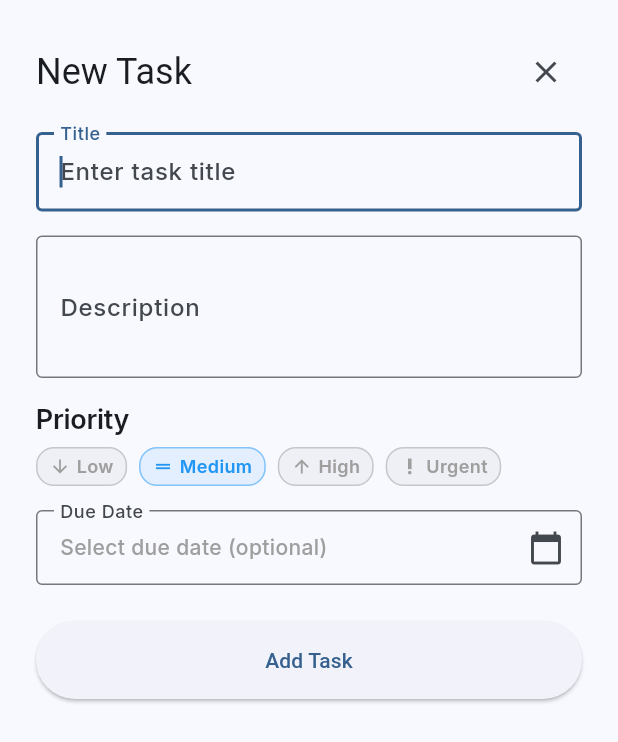
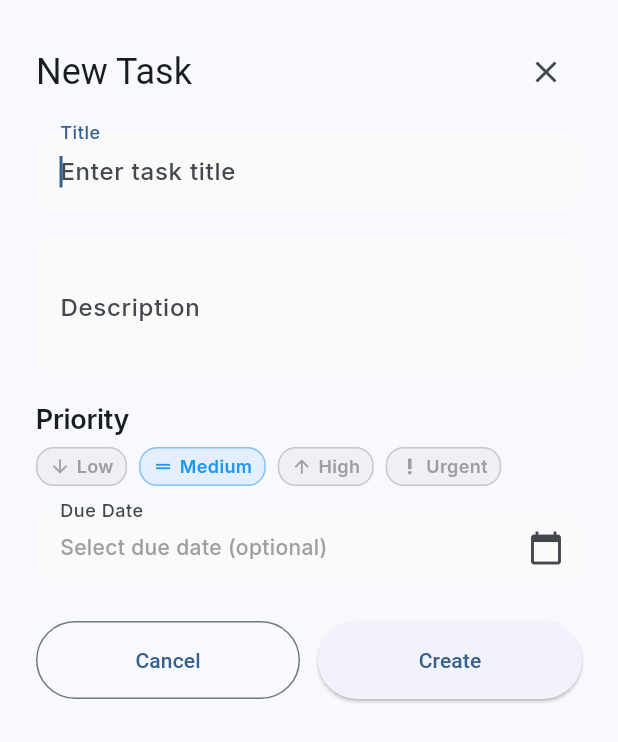
Before and after one commit to PhuHuynhMS/Todo_android, a Flutter app: the AddTaskBottomSheet widget shown alone on an empty page, opened directly, on a phone screen of 412 x 824 dp. Shown: the top 742 px of the screen. Run offline on Flutter 3.47's test engine with Material 3 defaults, Android fonts, the phone set to English and light mode, and no system bars; our stand-ins replace flutter_riverpod, hive, hive_flutter; accounts and stored records are empty; generated files the repository leaves out were written again.

Commit message:
feat: Wrap TaskList in SafeArea and enhance AddTaskBottomSheet layout

```diff
--- a/lib/features/presentation/screens/home_screen.dart
+++ b/lib/features/presentation/screens/home_screen.dart
@@ -37,7 +37,7 @@ class MyHomePage extends ConsumerWidget {
           ),
         ),
       ),
-      body: const TaskList(),
+      body: SafeArea(child: const TaskList()),
       floatingActionButton: _buildAddTaskButton(),
     );
   }
--- a/lib/features/presentation/widgets/add_task_dialog.dart
+++ b/lib/features/presentation/widgets/add_task_dialog.dart
@@ -73,7 +73,8 @@ class _AddTaskBottomSheetState extends ConsumerState<AddTaskBottomSheet> {
 
   @override
   Widget build(BuildContext context) {
-    return Container(
+    return SafeArea(
+      child: Container(
         padding: EdgeInsets.only(
           bottom: MediaQuery.of(context).viewInsets.bottom,
         ),
@@ -89,27 +90,52 @@ class _AddTaskBottomSheetState extends ConsumerState<AddTaskBottomSheet> {
                 mainAxisSize: MainAxisSize.min,
                 crossAxisAlignment: CrossAxisAlignment.start,
                 children: [
-                Row(
+                  _buildHeader(),
+                  const SizedBox(height: 16),
+                  _buildTitleField(),
+                  const SizedBox(height: 16),
+                  _buildDescriptionField(),
+                  const SizedBox(height: 16),
+                  _buildPrioritySection(),
+                  const SizedBox(height: 16),
+                  _buildDueDateField(),
+                  const SizedBox(height: 24),
+                  _buildActionButtons(),
+                ],
+              ),
+            ),
+          ),
+        ),
+      ),
+    );
+  }
+
+  Widget _buildHeader() {
+    return Row(
       mainAxisAlignment: MainAxisAlignment.spaceBetween,
       children: [
-                    Text(
-                      'New Task',
-                      style: Theme.of(context).textTheme.headlineSmall,
-                    ),
+        Text('New Task', style: Theme.of(context).textTheme.headlineSmall),
         IconButton(
           icon: const Icon(Icons.close),
           onPressed: () => Navigator.of(context).pop(),
         ),
       ],
-                ),
-                const SizedBox(height: 16),
-                TextFormField(
+    );
+  }
+
+  Widget _buildTitleField() {
+    return TextFormField(
       controller: _titleController,
       autofocus: true,
-                  decoration: const InputDecoration(
+      decoration: InputDecoration(
         labelText: 'Title',
         hintText: 'Enter task title',
-                    border: OutlineInputBorder(),
+        filled: true,
+        fillColor: Colors.grey[50],
+        border: OutlineInputBorder(
+          borderSide: BorderSide.none,
+          borderRadius: BorderRadius.circular(12),
+        ),
       ),
       validator: (value) {
         if (value == null || value.trim().isEmpty) {
@@ -117,22 +143,31 @@ class _AddTaskBottomSheetState extends ConsumerState<AddTaskBottomSheet> {
         }
         return null;
       },
-                ),
-                const SizedBox(height: 16),
-                TextFormField(
+    );
+  }
+
+  Widget _buildDescriptionField() {
+    return TextFormField(
       controller: _descriptionController,
-                  decoration: const InputDecoration(
+      decoration: InputDecoration(
         labelText: 'Description',
         hintText: 'Enter task description',
-                    border: OutlineInputBorder(),
+        filled: true,
+        fillColor: Colors.grey[50],
+        border: OutlineInputBorder(
+          borderSide: BorderSide.none,
+          borderRadius: BorderRadius.circular(12),
+        ),
       ),
       maxLines: 3,
-                ),
-                const SizedBox(height: 16),
-                Text(
-                  'Priority',
-                  style: Theme.of(context).textTheme.titleMedium,
-                ),
+    );
+  }
+
+  Widget _buildPrioritySection() {
+    return Column(
+      crossAxisAlignment: CrossAxisAlignment.start,
+      children: [
+        Text('Priority', style: Theme.of(context).textTheme.titleMedium),
         const SizedBox(height: 8),
         Wrap(
           spacing: 8,
@@ -141,21 +176,28 @@ class _AddTaskBottomSheetState extends ConsumerState<AddTaskBottomSheet> {
             return _buildPriorityChip(priority, isSelected);
           }).toList(),
         ),
-                const SizedBox(height: 16),
-                InkWell(
+      ],
+    );
+  }
+
+  Widget _buildDueDateField() {
+    return InkWell(
       onTap: _selectDueDate,
       child: InputDecorator(
-                    decoration: const InputDecoration(
+        decoration: InputDecoration(
           labelText: 'Due Date',
-                      border: OutlineInputBorder(),
-                      suffixIcon: Icon(Icons.calendar_today),
+          filled: true,
+          fillColor: Colors.grey[50],
+          border: OutlineInputBorder(
+            borderSide: BorderSide.none,
+            borderRadius: BorderRadius.circular(12),
+          ),
+          suffixIcon: const Icon(Icons.calendar_today),
         ),
         child: Text(
           _selectedDueDate == null
               ? 'Select due date (optional)'
-                          : DateFormat(
-                              'MMM dd, yyyy HH:mm',
-                            ).format(_selectedDueDate!),
+              : DateFormat('MMM dd, yyyy HH:mm').format(_selectedDueDate!),
           style: TextStyle(
             color: _selectedDueDate == null
                 ? Colors.grey
@@ -163,23 +205,32 @@ class _AddTaskBottomSheetState extends ConsumerState<AddTaskBottomSheet> {
           ),
         ),
       ),
+    );
+  }
+
+  Widget _buildActionButtons() {
+    return Row(
+      children: [
+        Expanded(
+          child: OutlinedButton(
+            onPressed: () => Navigator.of(context).pop(),
+            style: OutlinedButton.styleFrom(
+              padding: const EdgeInsets.symmetric(vertical: 16),
             ),
-                const SizedBox(height: 24),
-                SizedBox(
-                  width: double.infinity,
+            child: const Text('Cancel'),
+          ),
+        ),
+        const SizedBox(width: 12),
+        Expanded(
           child: ElevatedButton(
             onPressed: _submitTask,
             style: ElevatedButton.styleFrom(
               padding: const EdgeInsets.symmetric(vertical: 16),
             ),
-                    child: const Text('Add Task'),
+            child: const Text('Create'),
           ),
         ),
       ],
-            ),
-          ),
-        ),
-      ),
     );
   }
 
```
Lines whose indentation alone changed are shown as unchanged.
